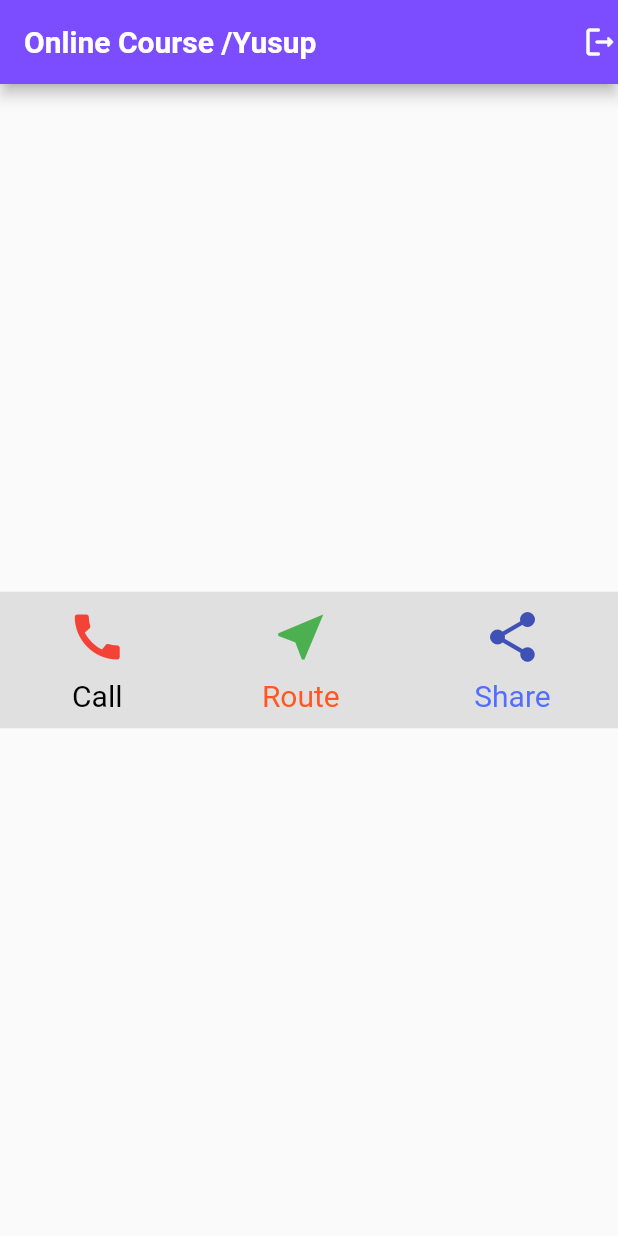
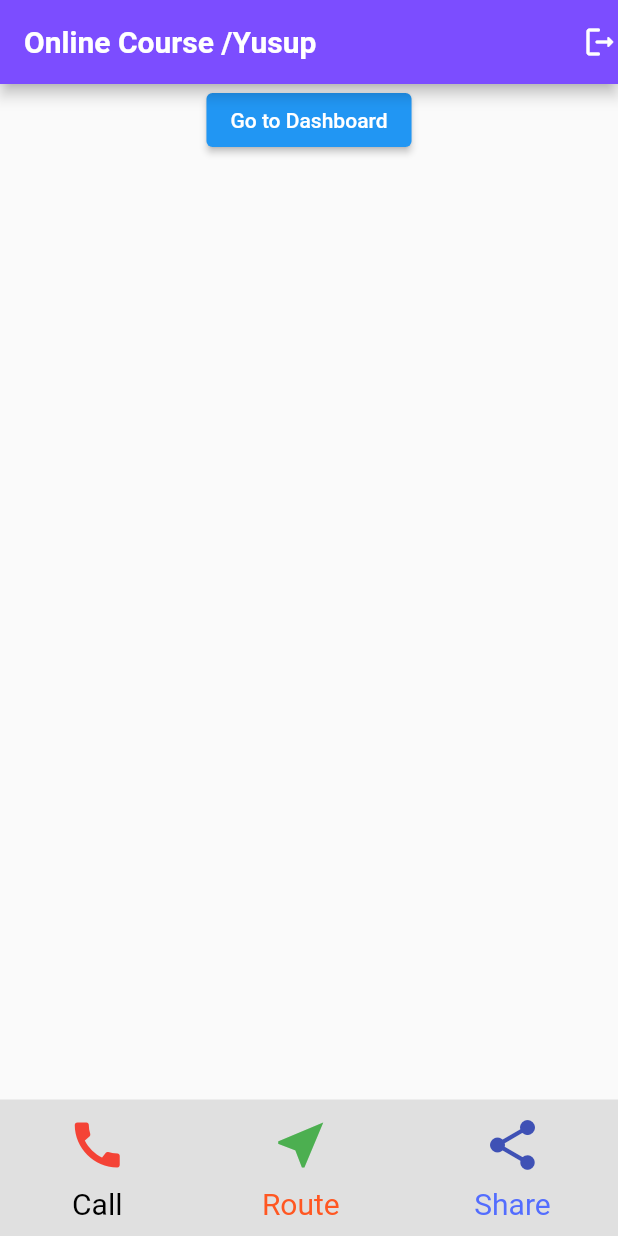
Before and after one commit to yusupcr9/online-course, a Flutter app: the screen it shows after launch, on a phone screen of 412 x 824 dp. Run offline on Flutter 3.47's test engine with Material 2 defaults, Android fonts, the phone set to English and light mode, and no system bars.

Commit message:
Routing + Button

```diff
--- a/lib/presentation/home/home.dart
+++ b/lib/presentation/home/home.dart
@@ -1,3 +1,4 @@
+import 'package:course_online/presentation/dashboard/dashboard.dart';
 import 'package:course_online/widgets/icon_with_label.dart';
 import 'package:flutter/material.dart';
 
@@ -23,8 +24,20 @@ class Home extends StatelessWidget {
       ),
       // Code dibawah saat Latihan 1 Layouting
 
-      body: Center(
-        child: Container(
+      body: Column(
+        mainAxisAlignment: MainAxisAlignment.spaceBetween,
+        children: [
+          ElevatedButton(
+            style: ElevatedButton.styleFrom(primary: Colors.blue),
+            onPressed: () {
+              Navigator.push(
+                context,
+                MaterialPageRoute(builder: (context) => const Dashboard()),
+              );
+            },
+            child: const Text('Go to Dashboard'),
+          ),
+          Container(
             color: Colors.grey[300],
             padding: const EdgeInsets.symmetric(vertical: 10),
             child: Row(
@@ -51,6 +64,7 @@ class Home extends StatelessWidget {
               ],
             ),
           ),
+        ],
       ),
 
       // code dibawah saat belajar Row (Ke samping)
```
Also changed, not shown: lib/presentation/dashboard/dashboard.dart (added, +23 -0 lines). Lines whose indentation alone changed are shown as unchanged.
